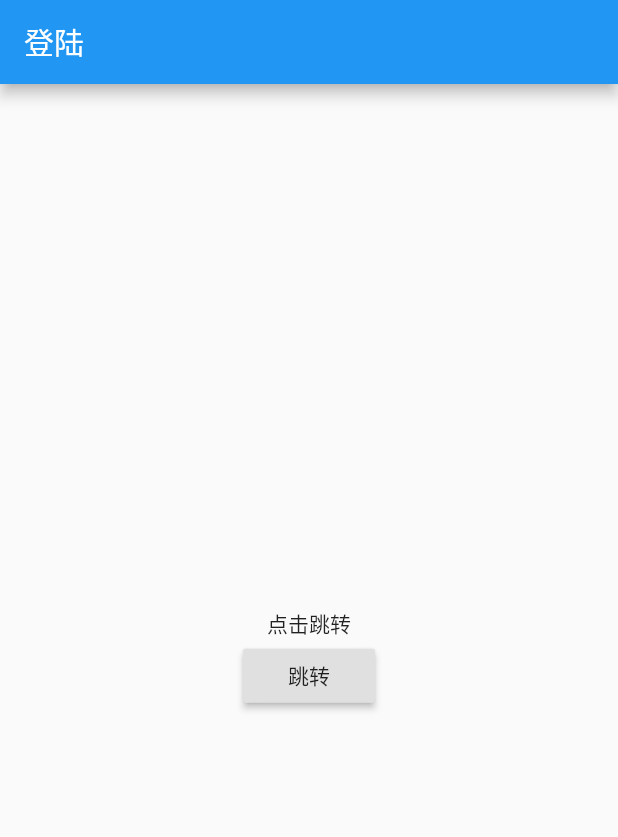
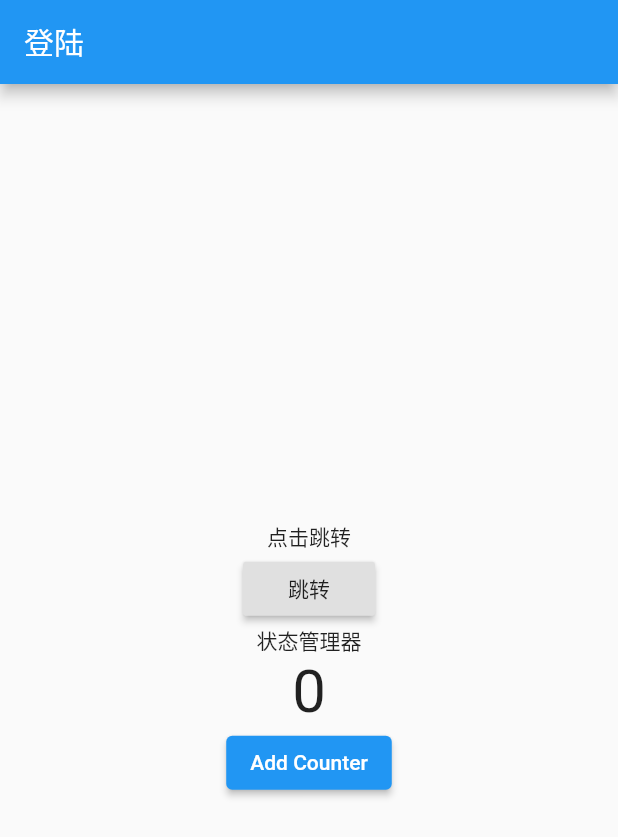
Before and after one commit to boonook/flutter, a Flutter app: the screen it shows after launch, on a phone screen of 412 x 824 dp. Shown: the top 837 px of the screen. Run offline on Flutter 3.47's test engine with Material 2 defaults, Android fonts, the phone set to English and light mode, and no system bars; our stand-ins replace dio, flutter_mobx, fluttertoast, mobx, transparent_image.

Commit message:
状态管理器

```diff
--- /dev/null
+++ b/lib/Store/counter.dart
@@ -0,0 +1,15 @@
+import 'package:mobx/mobx.dart';
+
+part 'counter.g.dart';
+
+class Counter = _Counter with _$Counter;
+
+abstract class _Counter with Store {
+  @observable
+  int value = 0;
+
+  @action
+  void increment() {
+    value++;
+  }
+}
--- a/lib/screens/LoginPage.dart
+++ b/lib/screens/LoginPage.dart
@@ -1,11 +1,24 @@
 import 'package:flutter/material.dart';
+import 'package:flutter_mobx/flutter_mobx.dart';
+import '../Store/counter.dart';
 
-class LoginScreen extends StatelessWidget {
+class LoginScreen extends StatefulWidget {
+  const LoginScreen();
+  @override
+  LoginScreenState createState() => LoginScreenState();
+}
+
+class LoginScreenState extends State<LoginScreen> {
   static const String routeName = "login";
+  final Counter counter = Counter();
+  @override
+  void initState() {
+    super.initState();
+    print('login');
+  }
 
-  initState() {
-    print('login');
-
+  LoginScreenState() {
+    print('123123');
   }
 
   @override
@@ -18,12 +31,28 @@ class LoginScreen extends StatelessWidget {
         child: Column(
           mainAxisAlignment: MainAxisAlignment.center,
           children: [
-            Text("点击跳转"),
-            RaisedButton(
+            new Text("点击跳转"),
+            new RaisedButton(
               onPressed: () {
                 Navigator.of(context).pushReplacementNamed("router/home");
               },
               child: Text("跳转"),
+            ),
+            Container(
+              child: Column(
+                children: <Widget>[
+                  const Text('状态管理器'),
+                  Observer(
+                    builder: (_) => Text(
+                      '${counter.value}',
+                      style: const TextStyle(fontSize: 40),
+                    ),
+                  ),
+                  ElevatedButton(
+                      onPressed: counter.increment,
+                      child: const Text('Add Counter'))
+                ],
+              ),
             )
           ],
         ),
--- a/pubspec.yaml
+++ b/pubspec.yaml
@@ -32,6 +32,9 @@ dependencies:
   image_picker: ^0.7.3
   transparent_image: ^2.0.0
   fluttertoast: ^8.0.3
+  mobx: ^2.0.0
+  flutter_mobx: ^2.0.0
+  mobx_codegen: ^2.0.0
   # add this line to your dependencies
 dev_dependencies:
   flutter_test:
```
Also changed, not shown: lib/Store/counter.g.dart (added), pubspec.lock.
